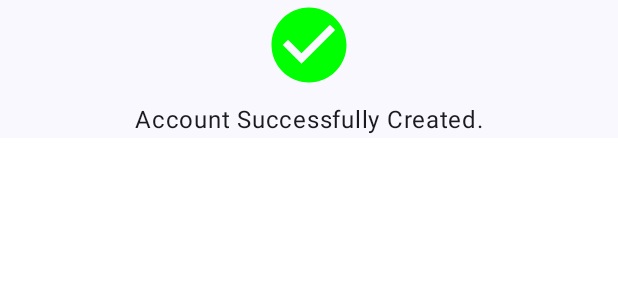
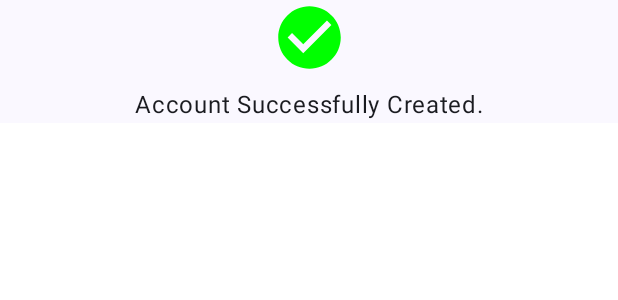
Before and after one commit to mrashidcit/ComposeSignUpForm, an Android app built with Jetpack Compose: the @Preview function SuccessContainerPreview, on a phone screen of 412 x 824 dp. Shown: the top 300 px of the screen. Run offline under Robolectric (Android 15) with nearby library versions, the phone set to English and light mode, and no system bars.

Commit message:
feat: Complete the SuccessContainer UI

```diff
--- a/app/src/main/java/com/rashid/saleem/signupform/signup/components/SuccessContainer.kt
+++ b/app/src/main/java/com/rashid/saleem/signupform/signup/components/SuccessContainer.kt
@@ -27,14 +27,15 @@ fun SuccessContainer(modifier: Modifier = Modifier) {
         Icon(
             painter = painterResource(R.drawable.baseline_check_circle_24),
             contentDescription = null,
-            modifier = Modifier.size(60.dp),
+            modifier = Modifier.size(50.dp),
             tint = Color.Green
         )
         Spacer(modifier = Modifier.height(8.dp))
-        Text("Account Successfully Created.")
+        Text(
+            text = "Account Successfully Created."
+        )
     }
 }
-
 
 @Preview
 @Composable
```
